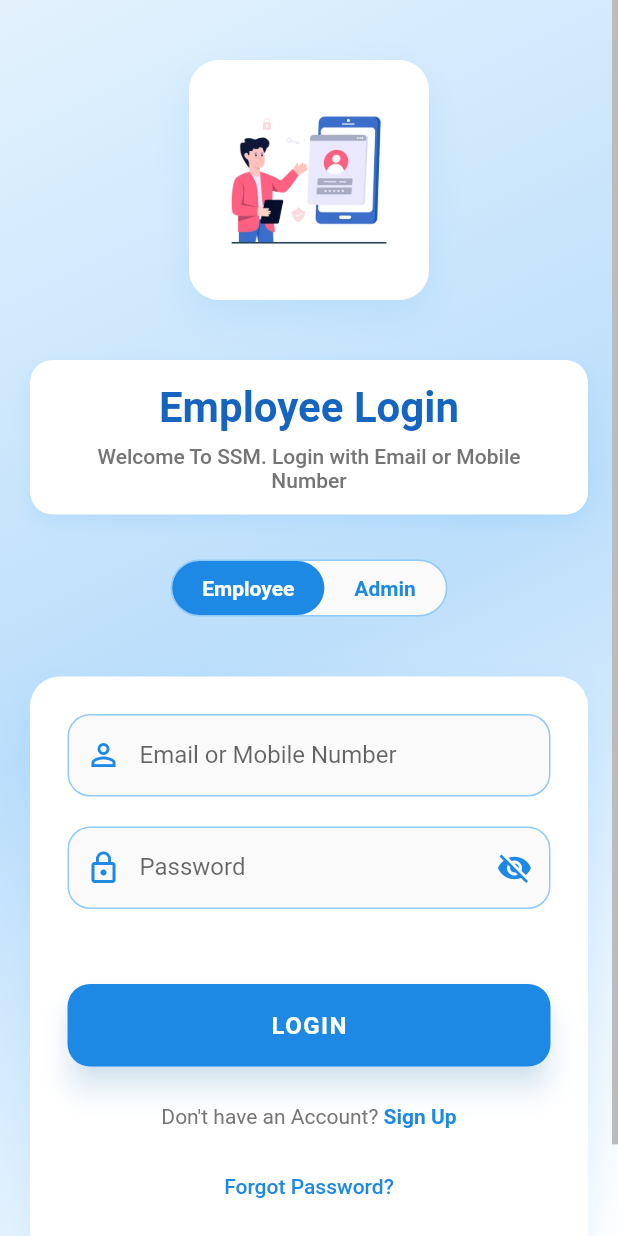
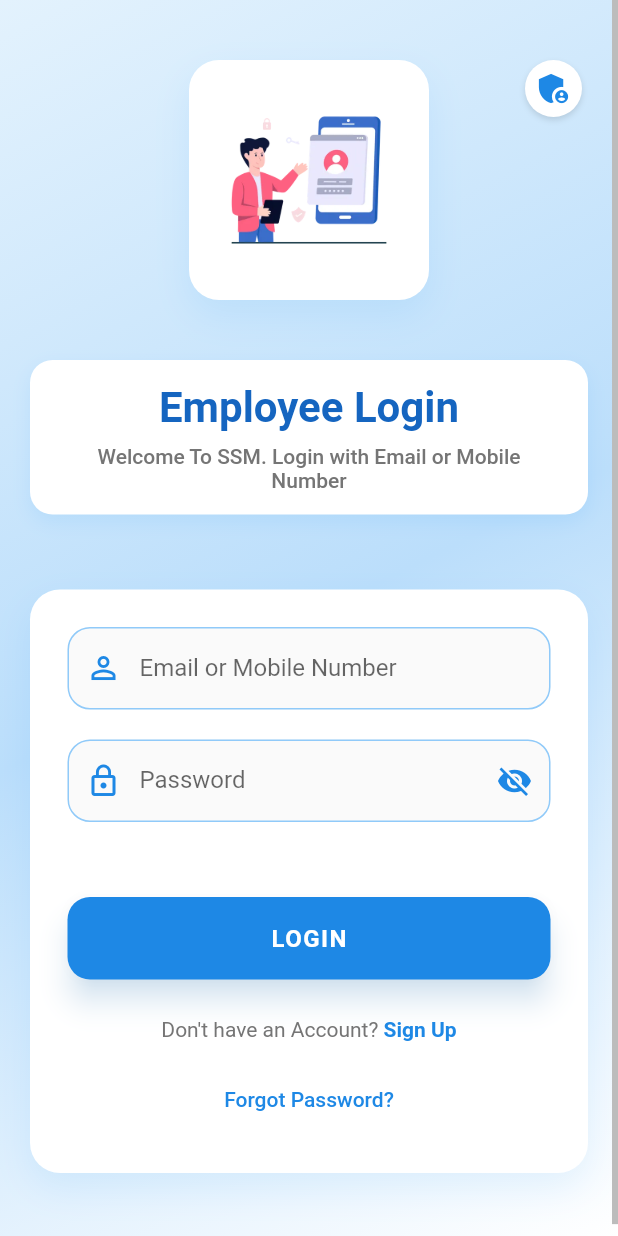
Before and after one commit to Shandeepsugumar/SSM_Consultancy, a Flutter app: the screen it shows after launch, on a phone screen of 412 x 824 dp. Run offline on Flutter 3.47's test engine with Material 3 defaults, Android fonts, the light colour scheme and no system bars; our stand-ins replace camera, cloud_firestore, firebase_auth, firebase_core, firebase_storage, flutter_map and 10 more; missing offline and left inert: flutter_background_service, flutter_background_service_android; accounts and stored records are empty.

Commit message:
login and signup fixed

```diff
--- a/lib/loginpage.dart
+++ b/lib/loginpage.dart
@@ -440,7 +440,10 @@ class _LoginPageState extends State<LoginPage> {
     return Scaffold(
       resizeToAvoidBottomInset: true,
       body: SafeArea(
-        child: Container(
+        child: Stack(
+          children: [
+            // Main login content (leave as is below, this inserts the button over everything)
+            Container(
               decoration: BoxDecoration(
                 gradient: LinearGradient(
                   begin: Alignment.topLeft,
@@ -483,16 +486,16 @@ class _LoginPageState extends State<LoginPage> {
                                 ),
                               ],
                             ),
-                        child:
-                            Image.asset('assets/login_page.webp', height: 120),
+                            child: Image.asset('assets/login_page.webp',
+                                height: 120),
                           ),
 
                           const SizedBox(height: 40),
 
                           // Title with enhanced styling
                           Container(
-                        padding:
-                            EdgeInsets.symmetric(horizontal: 20, vertical: 15),
+                            padding: EdgeInsets.symmetric(
+                                horizontal: 20, vertical: 15),
                             decoration: BoxDecoration(
                               color: Colors.white,
                               borderRadius: BorderRadius.circular(15),
@@ -534,86 +537,7 @@ class _LoginPageState extends State<LoginPage> {
                           const SizedBox(height: 30),
 
                           // Auth Mode Toggle Button
-                      Container(
-                        width: double.infinity,
-                        margin: EdgeInsets.only(bottom: 20),
-                        child: Row(
-                          mainAxisAlignment: MainAxisAlignment.center,
-                          children: [
-                            Container(
-                              decoration: BoxDecoration(
-                                color: Colors.grey[50],
-                                borderRadius: BorderRadius.circular(25),
-                                border: Border.all(color: Colors.blue[200]!),
-                              ),
-                              child: Row(
-                                mainAxisSize: MainAxisSize.min,
-                                children: [
-                                  GestureDetector(
-                                    onTap: () {
-                                      if (_currentAuthMode !=
-                                          AuthMode.employee) {
-                                        _toggleAuthMode();
-                                      }
-                                    },
-                                    child: Container(
-                                      padding: EdgeInsets.symmetric(
-                                          horizontal: 20, vertical: 10),
-                                      decoration: BoxDecoration(
-                                        color: _currentAuthMode ==
-                                                AuthMode.employee
-                                            ? Colors.blue[600]
-                                            : Colors.transparent,
-                                        borderRadius: BorderRadius.circular(20),
-                                      ),
-                                      child: Text(
-                                        'Employee',
-                                        style: TextStyle(
-                                          color: _currentAuthMode ==
-                                                  AuthMode.employee
-                                              ? Colors.white
-                                              : Colors.blue[600],
-                                          fontWeight: FontWeight.w600,
-                                          fontSize: 14,
-                                        ),
-                                      ),
-                                    ),
-                                  ),
-                                  GestureDetector(
-                                    onTap: () {
-                                      if (_currentAuthMode != AuthMode.admin) {
-                                        _navigateToAdminLogin();
-                                      }
-                                    },
-                                    child: Container(
-                                      padding: EdgeInsets.symmetric(
-                                          horizontal: 20, vertical: 10),
-                                      decoration: BoxDecoration(
-                                        color:
-                                            _currentAuthMode == AuthMode.admin
-                                                ? Colors.blue[600]
-                                                : Colors.transparent,
-                                        borderRadius: BorderRadius.circular(20),
-                                      ),
-                                      child: Text(
-                                        'Admin',
-                                        style: TextStyle(
-                                          color:
-                                              _currentAuthMode == AuthMode.admin
-                                                  ? Colors.white
-                                                  : Colors.blue[600],
-                                          fontWeight: FontWeight.w600,
-                                          fontSize: 14,
-                                        ),
-                                      ),
-                                    ),
-                                  ),
-                                ],
-                              ),
-                            ),
-                          ],
-                        ),
-                      ),
+                          SizedBox.shrink(),
                           const SizedBox(height: 20),
 
                           // Form Container
@@ -722,7 +646,8 @@ class _LoginPageState extends State<LoginPage> {
                                       ),
                                       onPressed: () {
                                         setState(() {
-                                      _isPasswordVisible = !_isPasswordVisible;
+                                          _isPasswordVisible =
+                                              !_isPasswordVisible;
                                         });
                                       },
                                     ),
@@ -746,7 +671,8 @@ class _LoginPageState extends State<LoginPage> {
                                     decoration: BoxDecoration(
                                       color: Colors.red[50],
                                       borderRadius: BorderRadius.circular(10),
-                                  border: Border.all(color: Colors.red[200]!),
+                                      border:
+                                          Border.all(color: Colors.red[200]!),
                                     ),
                                     child: Row(
                                       children: [
@@ -792,7 +718,8 @@ class _LoginPageState extends State<LoginPage> {
                                             strokeWidth: 2,
                                           )
                                         : Text(
-                                        _currentAuthMode == AuthMode.employee
+                                            _currentAuthMode ==
+                                                    AuthMode.employee
                                                 ? 'LOGIN'
                                                 : 'ADMIN LOGIN',
                                             style: TextStyle(
@@ -823,7 +750,8 @@ class _LoginPageState extends State<LoginPage> {
                                         Navigator.push(
                                           context,
                                           MaterialPageRoute(
-                                          builder: (context) => FirstPage()),
+                                              builder: (context) =>
+                                                  FirstPage()),
                                         );
                                       },
                                       child: Text(
@@ -871,6 +799,38 @@ class _LoginPageState extends State<LoginPage> {
                   ),
                 ),
               ),
+            ),
+
+            // Admin icon in top-right
+            Positioned(
+              top: 40.0,
+              right: 24.0,
+              child: GestureDetector(
+                onTap: () {
+                  _navigateToAdminLogin();
+                },
+                child: Container(
+                  padding: EdgeInsets.all(6),
+                  decoration: BoxDecoration(
+                    color: Colors.white,
+                    shape: BoxShape.circle,
+                    boxShadow: [
+                      BoxShadow(
+                        color: Colors.black12,
+                        blurRadius: 3,
+                        offset: Offset(0, 2),
+                      ),
+                    ],
+                  ),
+                  child: Icon(
+                    Icons.admin_panel_settings,
+                    color: Colors.blue[600],
+                    size: 26,
+                  ),
+                ),
+              ),
+            ),
+          ],
         ),
       ),
     );
--- a/lib/signup_page.dart
+++ b/lib/signup_page.dart
@@ -31,6 +31,7 @@ class _FirstPageState extends State<FirstPage> {
   final TextEditingController mobileController = TextEditingController();
   final TextEditingController altMobileController = TextEditingController();
   final TextEditingController whatsappController = TextEditingController();
+  final TextEditingController branchNameController = TextEditingController();
 
   String selectedGender = "";
 
@@ -83,6 +84,7 @@ class _FirstPageState extends State<FirstPage> {
             mobile: mobileController.text,
             altMobile: altMobileController.text,
             whatsapp: whatsappController.text,
+            branchName: branchNameController.text,
             cameras: [],
           ),
         ),
@@ -294,6 +296,8 @@ class _FirstPageState extends State<FirstPage> {
                       altMobileController, false, null),
                   _buildTextField(
                       "WhatsApp Number", whatsappController, false, null),
+                  _buildTextField("Branch Name", branchNameController, true,
+                      _validateRequired),
 
                   SizedBox(height: 30),
 
@@ -463,7 +467,8 @@ class SecondPage extends StatefulWidget {
       pincode,
       mobile,
       altMobile,
-      whatsapp;
+      whatsapp,
+      branchName;
 
   SecondPage({
     required this.cameras,
@@ -480,6 +485,7 @@ class SecondPage extends StatefulWidget {
     required this.mobile,
     required this.altMobile,
     required this.whatsapp,
+    required this.branchName,
     Key? key,
   }) : super(key: key);
 
@@ -617,6 +623,7 @@ class _SecondPageState extends State<SecondPage> {
             mobile: widget.mobile,
             altMobile: widget.altMobile,
             whatsapp: widget.whatsapp,
+            branchName: widget.branchName,
             native: nativeController.text,
             religion: religionController.text,
             cast: castController.text,
@@ -944,7 +951,8 @@ class ThirdPage extends StatefulWidget {
       pincode,
       mobile,
       altMobile,
-      whatsapp;
+      whatsapp,
+      branchName;
   final String native,
       religion,
       cast,
@@ -974,6 +982,7 @@ class ThirdPage extends StatefulWidget {
     required this.mobile,
     required this.altMobile,
     required this.whatsapp,
+    required this.branchName,
     required this.native,
     required this.religion,
     required this.cast,
@@ -1238,6 +1247,7 @@ class _ThirdPageState extends State<ThirdPage> {
           "phone": widget.mobile, // Also store as phone for login
           "altMobile": widget.altMobile,
           "whatsapp": widget.whatsapp,
+          "branchName": widget.branchName,
           "native": widget.native,
           "religion": widget.religion,
           "cast": widget.cast,
```
Lines whose indentation alone changed are shown as unchanged.
